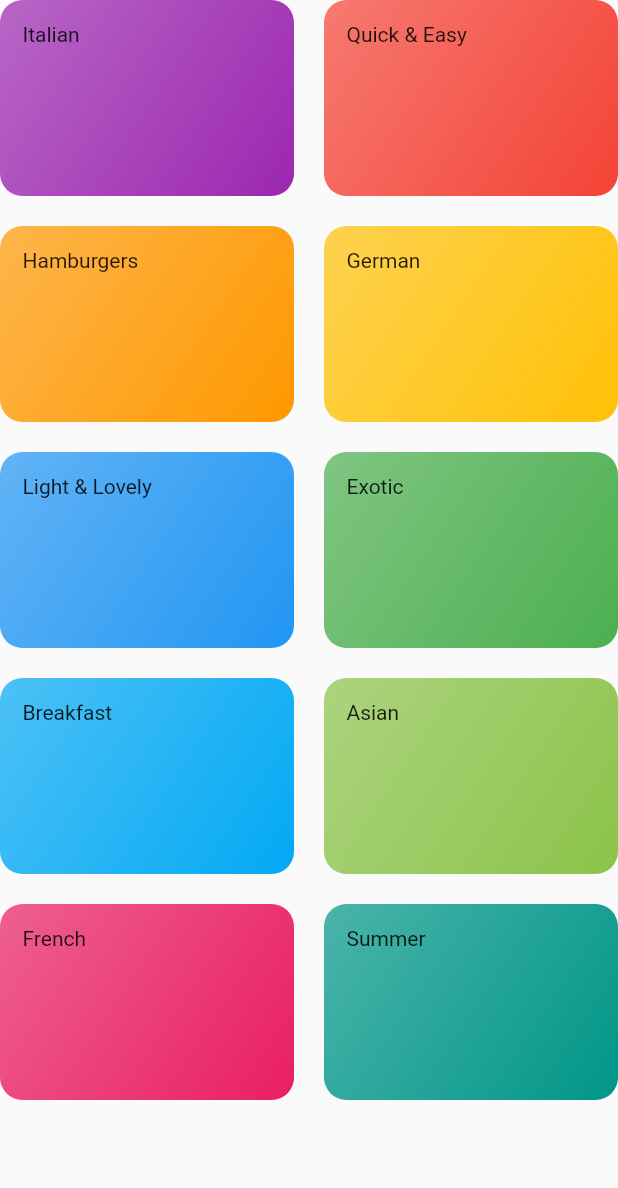
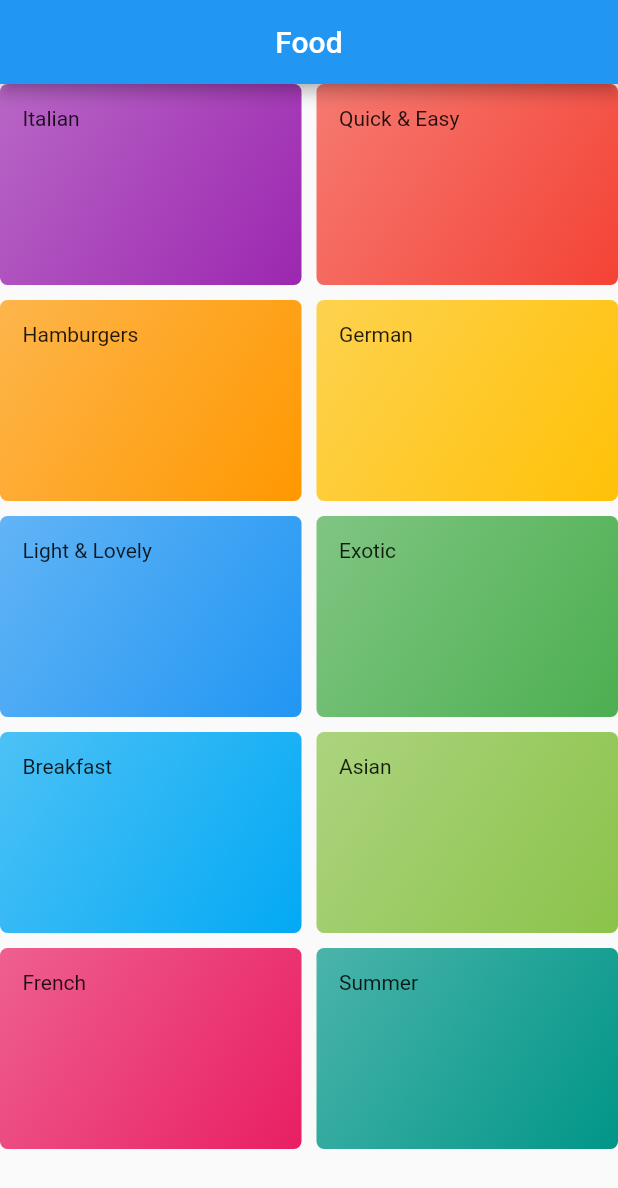
Before and after one commit to zohaib304/flutter_the_meals_app, a Flutter app: the CategoriesScreen screen opened directly, on a phone screen of 412 x 824 dp. Shown: the top 1188 px of the screen. Run offline on Flutter 3.47's test engine with Material 2 defaults, Android fonts, the phone set to English and light mode, and no system bars.

Commit message:
registering screen as the main screen

```diff
--- a/lib/categories_screen.dart
+++ b/lib/categories_screen.dart
@@ -6,7 +6,12 @@ import './dummy_data.dart';
 class CategoriesScreen extends StatelessWidget {
   @override
   Widget build(BuildContext context) {
-    return GridView(
+    return Scaffold(
+      appBar: AppBar(
+        title: const Text("Food"),
+        centerTitle: true,
+      ),
+      body: GridView(
         children: DUMMY_CATEGORIES
             .map(
               (catData) => CategoryItem(
@@ -18,8 +23,9 @@ class CategoriesScreen extends StatelessWidget {
         gridDelegate: SliverGridDelegateWithMaxCrossAxisExtent(
           maxCrossAxisExtent: 200,
           childAspectRatio: 3 / 2,
-        crossAxisSpacing: 20,
-        mainAxisSpacing: 20,
+          crossAxisSpacing: 10,
+          mainAxisSpacing: 10,
+        ),
       ),
     );
   }
--- a/lib/category_item.dart
+++ b/lib/category_item.dart
@@ -20,7 +20,7 @@ class CategoryItem extends StatelessWidget {
           begin: Alignment.topLeft,
           end: Alignment.bottomRight,
         ),
-        borderRadius: BorderRadius.circular(15)
+        borderRadius: BorderRadius.circular(5)
       ),
     );
   }
```
Also changed, not shown: lib/main.dart (+2 -20 lines). Lines whose indentation alone changed are shown as unchanged.
